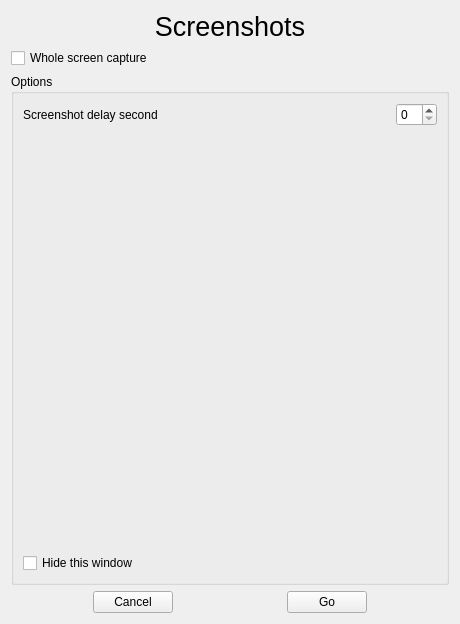
First picture: the form in sources/Forms/formscreenshots.ui, repository jose94752/ClipEdit, before the edit.
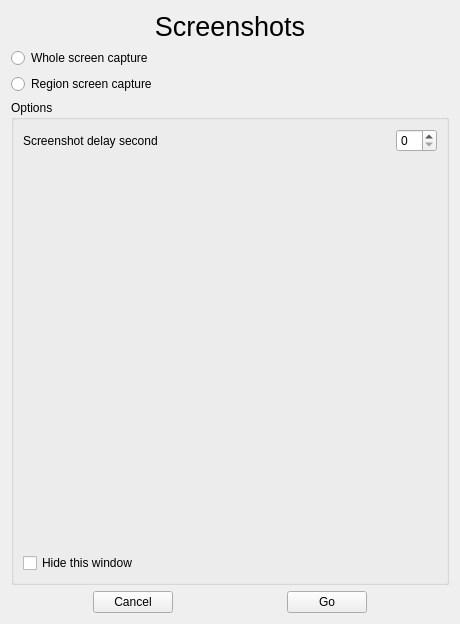
Second picture: the form after the edit.

Commit message: add button region capture in formscreenshots.ui

What changed in the file:
```diff
--- a/sources/Forms/formscreenshots.ui
+++ b/sources/Forms/formscreenshots.ui
@@ -18,7 +18,7 @@
   </property>
   <layout class="QGridLayout" name="gridLayout">
    <item row="0" column="0">
-    <layout class="QVBoxLayout" name="verticalLayout">
+    <layout class="QVBoxLayout" name="verticalLayout_3">
      <item>
       <widget class="QLabel" name="labelScreenshots">
        <property name="sizePolicy">
@@ -40,17 +40,60 @@
       </widget>
      </item>
      <item>
-      <widget class="QCheckBox" name="checkBoxWholeScreen">
+      <layout class="QVBoxLayout" name="verticalLayout">
+       <item>
+        <layout class="QHBoxLayout" name="horizontalLayout_2">
+         <item>
+          <widget class="QRadioButton" name="radioButtonWholecapture">
        <property name="text">
         <string>Whole screen capture</string>
        </property>
       </widget>
      </item>
+         <item>
+          <spacer name="horizontalSpacer_2">
+           <property name="orientation">
+            <enum>Qt::Horizontal</enum>
+           </property>
+           <property name="sizeHint" stdset="0">
+            <size>
+             <width>148</width>
+             <height>20</height>
+            </size>
+           </property>
+          </spacer>
+         </item>
+        </layout>
+       </item>
+       <item>
+        <layout class="QHBoxLayout" name="horizontalLayout_5">
+         <item>
+          <widget class="QRadioButton" name="radioButtonRegioncapture">
+           <property name="text">
+            <string>Region screen capture</string>
+           </property>
+          </widget>
+         </item>
+         <item>
+          <spacer name="horizontalSpacer_7">
+           <property name="orientation">
+            <enum>Qt::Horizontal</enum>
+           </property>
+           <property name="sizeHint" stdset="0">
+            <size>
+             <width>148</width>
+             <height>20</height>
+            </size>
+           </property>
+          </spacer>
+         </item>
+        </layout>
+       </item>
+      </layout>
+     </item>
     </layout>
    </item>
    <item row="1" column="0">
-    <layout class="QGridLayout" name="gridLayout_2">
-     <item row="0" column="0">
       <widget class="QGroupBox" name="groupBox">
        <property name="title">
         <string>Options</string>
@@ -127,8 +170,6 @@
        </layout>
       </widget>
      </item>
-    </layout>
-   </item>
    <item row="2" column="0">
     <layout class="QHBoxLayout" name="horizontalLayout_3">
      <item>
```
Left out of the diff: 2 changed lines with no effect on the pictures. Lines whose indentation alone changed are shown as unchanged. The commit also changes 2 other files.
